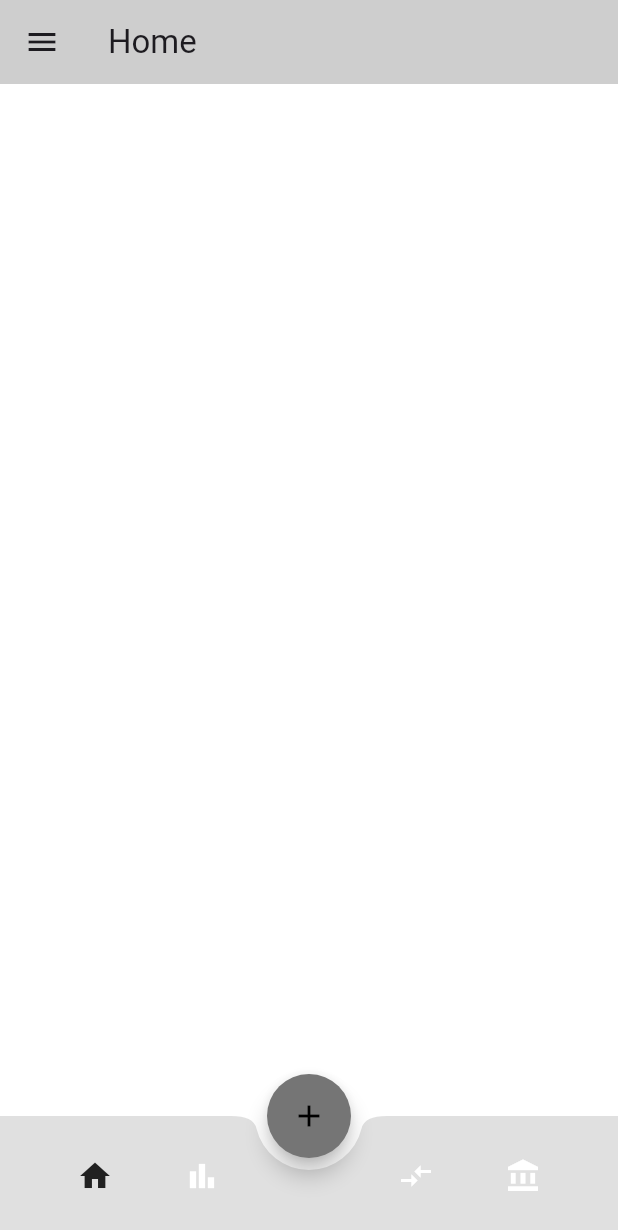
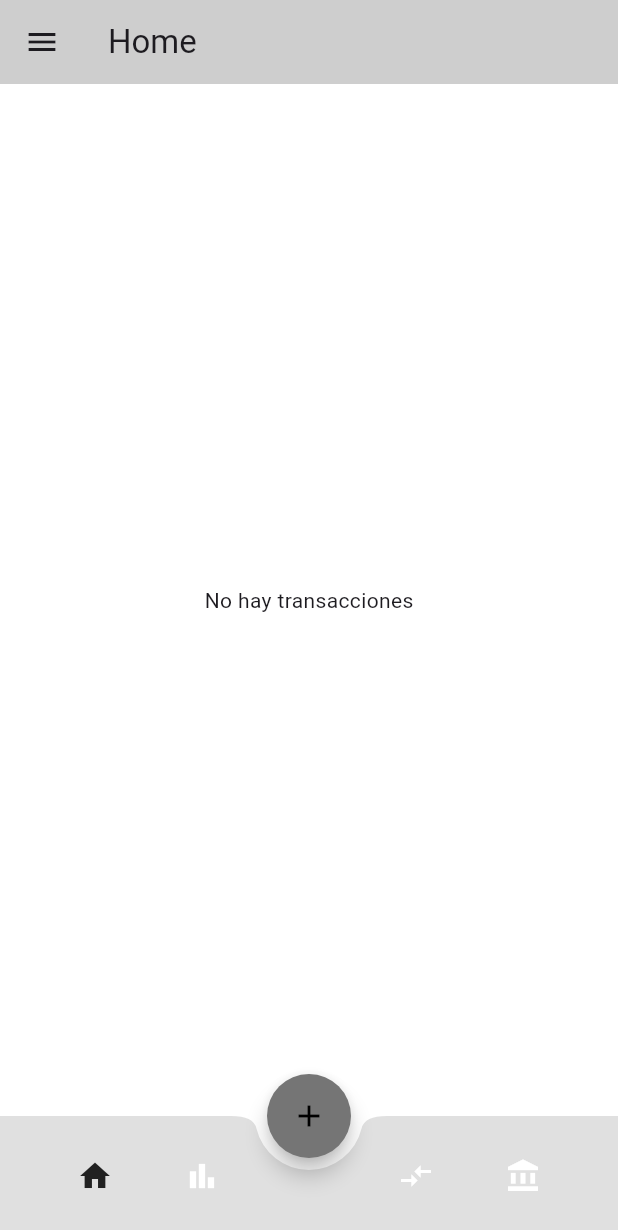
Before and after one commit to Kevindasilvaa/Proyecto_ingenieria_software, a Flutter app: the HomePage screen opened by its route, on a phone screen of 412 x 824 dp. Shown: the top 1230 px of the screen. Run offline on Flutter 3.47's test engine with Material 3 defaults, Android fonts, the light colour scheme and no system bars; our stand-ins replace cloud_firestore, firebase_auth, firebase_core; accounts and stored records are empty; statements that could not run were skipped.

Commit message:
arreglo funcion obtener transacciones

```diff
--- a/lib/views/screens/home.dart
+++ b/lib/views/screens/home.dart
@@ -68,41 +68,39 @@ class _HomePageState extends State<HomePage> {
   }
 }
 
-class TransaccionesView extends StatefulWidget {
-  @override
-  _TransaccionesViewState createState() => _TransaccionesViewState();
-}
-
-class _TransaccionesViewState extends State<TransaccionesView> {
+// Muestra las 3 ultimas transacciones segun su fecha
+class TransaccionesView extends StatelessWidget { // Cambiado a StatelessWidget
   final TransaccionesController _controller = TransaccionesController();
-  List<Transaccion> _transacciones = [];
-
-  @override
-  void initState() {
-    super.initState();
-    _cargarTransacciones();
-  }
-
-  Future<void> _cargarTransacciones() async {
-    _transacciones = await _controller.obtenerTransaccionesUsuario();
-    setState(() {});
-  }
 
   @override
   Widget build(BuildContext context) {
-    return Column(
-      children: [
-        Expanded(
-          child: ListView.builder(
-            itemCount: _transacciones.length,
+    return StreamBuilder<List<Transaccion>>( // Usamos StreamBuilder
+      stream: _controller.obtenerTransaccionesUsuarioStream(), // Escuchamos el stream
+      builder: (context, snapshot) {
+        if (snapshot.connectionState == ConnectionState.waiting) {
+          return Center(child: CircularProgressIndicator()); // Mientras carga
+        } else if (snapshot.hasError) {
+          return Center(child: Text('Error: ${snapshot.error}')); // Si hay error
+        } else if (snapshot.data == null || snapshot.data!.isEmpty) {
+          return Center(child: Text('No hay transacciones')); // Si no hay datos
+        } else {
+          final transacciones = snapshot.data!;
+
+          // Ordena las transacciones por fecha de forma descendente (las más recientes primero)
+          transacciones.sort((a, b) => b.fecha.compareTo(a.fecha));
+
+          // Toma solo las últimas 3 transacciones
+          final ultimasTransacciones = transacciones.take(3).toList();
+
+          return ListView.builder(
+            itemCount: ultimasTransacciones.length,
             itemBuilder: (context, index) {
-              final transaccion = _transacciones[index];
+              final transaccion = ultimasTransacciones[index];
               return ListTile(
                 title: Text(transaccion.nombre),
                 subtitle: Column(
                   crossAxisAlignment: CrossAxisAlignment.start,
                   children: [
-
                     Text('Categoría: ${transaccion.categoria}'),
                     Text('Monto: ${transaccion.monto}'),
                     Text('Ingreso: ${transaccion.ingreso}'),
@@ -111,9 +109,9 @@ class _TransaccionesViewState extends State<TransaccionesView> {
                 ),
               );
             },
-          ),
-        ),
-      ],
+          );
+        }
+      },
     );
   }
 }
```
Also changed, not shown: lib/controllers/transaccion_controller.dart (+11 -15 lines), lib/main.dart (+5 -2 lines).
